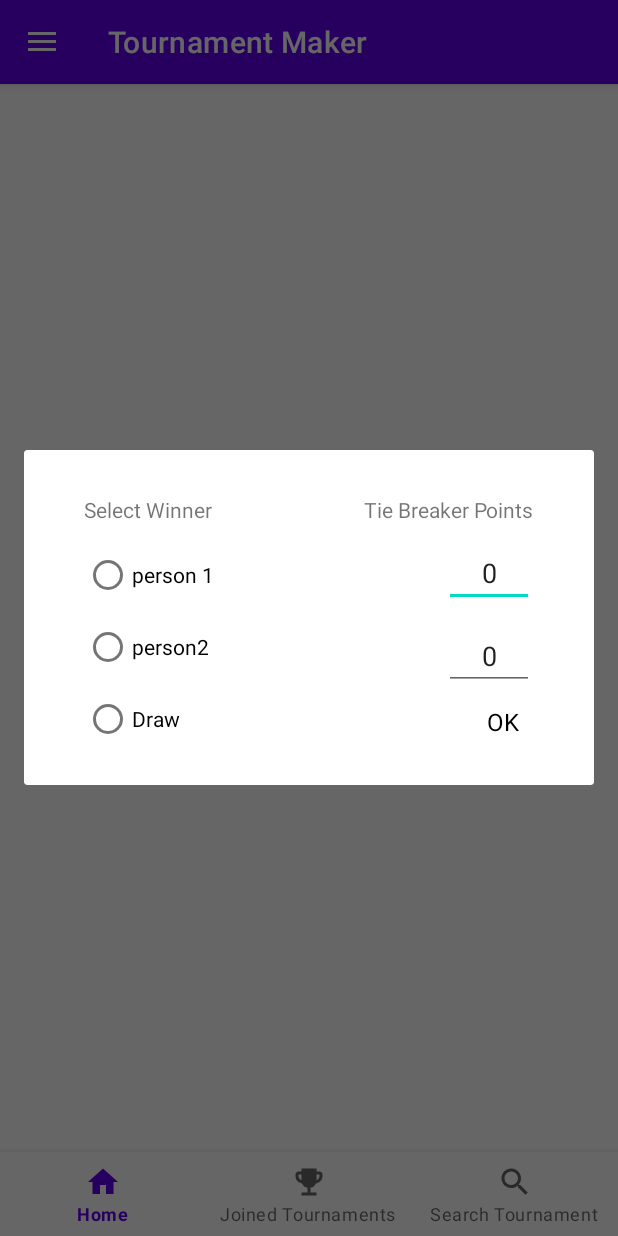
After one commit to bhargav-18/TournamentMaker, an Android app: the fragment EditResultDialogFragment placed in its activity, on a phone screen of 412 x 824 dp. The commit adds this screen. Run offline under Robolectric (Android 15) with nearby library versions, the phone set to English and light mode, and no system bars; our stand-ins replace Firebase (no records; nobody signed in at launch, a user with empty details on screens opened directly), navigation-ui; 3 statements that could not run were skipped.

Commit message:
winner update

```diff
--- a/app/src/main/java/com/example/tournamentmaker/data/entity/Tournament.kt
+++ b/app/src/main/java/com/example/tournamentmaker/data/entity/Tournament.kt
@@ -15,5 +15,6 @@ data class Tournament(
     val maxPersons: Int = 0,
     val persons: ArrayList<String> = arrayListOf(),
     val host: String = "",
-    val matches: ArrayList<Map<String, Map<String, Map<String, String>>>> = arrayListOf()
+    val matches: ArrayList<Map<String, Map<String, Map<String, String>>>> = arrayListOf(),
+    val results: ArrayList<Map<String, Map<String, Float>>> = arrayListOf()
 )
--- /dev/null
+++ b/app/src/main/java/com/example/tournamentmaker/mainactivity/mainfragments/ui/editresultdialogfragment/EditResultDialogFragment.kt
@@ -0,0 +1,136 @@
+package com.example.tournamentmaker.mainactivity.mainfragments.ui.editresultdialogfragment
+
+import android.os.Bundle
+import android.view.View
+import android.view.ViewGroup
+import android.view.WindowManager
+import androidx.constraintlayout.widget.ConstraintLayout
+import androidx.fragment.app.DialogFragment
+import androidx.navigation.fragment.navArgs
+import com.example.tournamentmaker.R
+import com.example.tournamentmaker.data.entity.Tournament
+import com.example.tournamentmaker.data.entity.User
+import com.example.tournamentmaker.databinding.EditResultDialogBinding
+import com.google.firebase.firestore.FieldValue
+import com.google.firebase.firestore.FirebaseFirestore
+import kotlinx.coroutines.CoroutineScope
+import kotlinx.coroutines.Dispatchers
+import kotlinx.coroutines.launch
+import kotlinx.coroutines.tasks.await
+
+class EditResultDialogFragment : DialogFragment(R.layout.edit_result_dialog) {
+
+    private lateinit var binding: EditResultDialogBinding
+    private val args: EditResultDialogFragmentArgs by navArgs()
+    private val tournaments = FirebaseFirestore.getInstance().collection("tournaments")
+    private val users = FirebaseFirestore.getInstance().collection("users")
+
+    override fun onResume() {
+        super.onResume()
+        val params: ViewGroup.LayoutParams = dialog!!.window!!.attributes
+        params.width = ConstraintLayout.LayoutParams.MATCH_PARENT
+        params.height = ConstraintLayout.LayoutParams.WRAP_CONTENT
+        dialog!!.window!!.attributes = params as WindowManager.LayoutParams
+    }
+
+
+    override fun onViewCreated(view: View, savedInstanceState: Bundle?) {
+        super.onViewCreated(view, savedInstanceState)
+
+        binding = EditResultDialogBinding.bind(view)
+
+        binding.apply {
+
+
+            CoroutineScope(Dispatchers.Main).launch {
+
+                val user1 =
+                    users.document(args.persons[0]).get().await()
+                        .toObject(User::class.java)!!
+                val user2 =
+                    users.document(args.persons[1])
+                        .get().await().toObject(User::class.java)!!
+
+                rbPerson1.text = user1.userName
+                rbPerson2.text = user2.userName
+
+            }
+
+            val position = args.persons[2]
+
+            var winner = ""
+
+            rgWinner.setOnCheckedChangeListener { _, checkedId ->
+
+                winner = when (checkedId) {
+                    R.id.rb_person1 -> {
+                        args.persons[0]
+                    }
+                    R.id.rb_person2 -> {
+                        args.persons[1]
+                    }
+                    else -> {
+                        "Draw"
+                    }
+                }
+
+            }
+
+            btnUpdateResult.setOnClickListener {
+
+                val map: Map<String, Map<String, Map<String, String>>> =
+                    mapOf(args.persons[0] to mapOf(args.persons[1] to mapOf("winner" to winner)))
+
+                CoroutineScope(Dispatchers.IO).launch {
+
+                    val tournament =
+                        tournaments.document(args.id).get().await()
+                            .toObject(Tournament::class.java)!!
+
+                    val matchesArray = tournament.matches
+
+                    matchesArray.removeAt(position.toInt())
+                    matchesArray.add(position.toInt(), map)
+
+                    tournaments.document(args.id)
+                        .update("matches", matchesArray).await()
+
+                    val resultsArray = tournament.results
+                    val newResultsArray: ArrayList<Map<String, Map<String, Float>>> = arrayListOf()
+
+                    var m: Map<String, Map<String, Float>>
+
+                    for (r in resultsArray) {
+                        if (r.keys.toList()[0] == args.persons[0] || r.keys.toList()[0] == args.persons[1]) {
+
+                            m = mutableMapOf(
+                                r.keys.toList()[0] to mapOf(
+                                    "played" to r.values.toList()[0].toList()[0].second + 1f,
+                                    "won" to if (winner == r.keys.toList()[0]) r.values.toList()[0].toList()[1].second + 1f else r.values.toList()[0].toList()[1].second,
+                                    "lost" to
+                                            if (winner != r.keys.toList()[0] && winner != "Draw") r.values.toList()[0].toList()[2].second + 1f else r.values.toList()[0].toList()[2].second,
+                                    "draw" to if (winner == "Draw") r.values.toList()[0].toList()[3].second + 1f else r.values.toList()[0].toList()[3].second,
+                                    "tieBreaker" to r.values.toList()[0].toList()[4].second + etPerson1Score.text.toString()
+                                        .toFloat()
+                                )
+                            )
+
+                            newResultsArray.add(m)
+
+                        } else {
+                            newResultsArray.add(r)
+                        }
+                    }
+
+                    tournaments.document(args.id)
+                        .update("results", resultsArray).await()
+
+                }
+
+                dialog?.dismiss()
+            }
+
+        }
+
+    }
+}
--- /dev/null
+++ b/app/src/main/res/layout/edit_result_dialog.xml
@@ -0,0 +1,91 @@
+<?xml version="1.0" encoding="utf-8"?>
+<androidx.constraintlayout.widget.ConstraintLayout xmlns:android="http://schemas.android.com/apk/res/android"
+    xmlns:app="http://schemas.android.com/apk/res-auto"
+    xmlns:tools="http://schemas.android.com/tools"
+    android:layout_width="match_parent"
+    android:layout_height="wrap_content"
+    android:padding="20dp"
+    tools:context=".mainactivity.mainfragments.ui.editresultdialogfragment.EditResultDialogFragment">
+
+    <TextView
+        android:id="@+id/tv_title_tb"
+        android:layout_width="wrap_content"
+        android:layout_height="wrap_content"
+        android:layout_marginTop="10dp"
+        android:layout_marginEnd="20dp"
+        android:text="Tie Breaker Points"
+        app:layout_constraintEnd_toEndOf="parent"
+        app:layout_constraintTop_toTopOf="parent" />
+
+    <RadioGroup
+        android:id="@+id/rg_winner"
+        android:layout_width="wrap_content"
+        android:layout_height="wrap_content"
+        android:layout_marginStart="20dp"
+        android:layout_marginTop="10dp"
+        app:layout_constraintStart_toStartOf="parent"
+        app:layout_constraintTop_toTopOf="parent">
+
+        <TextView
+            android:layout_width="wrap_content"
+            android:layout_height="wrap_content"
+            android:text="Select Winner" />
+
+        <RadioButton
+            android:id="@+id/rb_person1"
+            android:layout_width="wrap_content"
+            android:layout_height="wrap_content"
+            android:layout_marginTop="10dp"
+            android:text="person 1" />
+
+        <RadioButton
+            android:id="@+id/rb_person2"
+            android:layout_width="wrap_content"
+            android:layout_height="wrap_content"
+            android:text="person2" />
+
+        <RadioButton
+            android:id="@+id/rb_draw"
+            android:layout_width="wrap_content"
+            android:layout_height="wrap_content"
+            android:text="Draw" />
+
+    </RadioGroup>
+
+    <EditText
+        android:id="@+id/et_person1_score"
+        android:layout_width="60dp"
+        android:layout_height="wrap_content"
+        android:layout_marginTop="10dp"
+        android:layout_marginEnd="20dp"
+        android:gravity="center"
+        android:inputType="number"
+        android:text="0"
+        app:layout_constraintEnd_toEndOf="parent"
+        app:layout_constraintTop_toBottomOf="@id/tv_title_tb" />
+
+    <EditText
+        android:id="@+id/et_person2_score"
+        android:layout_width="60dp"
+        android:layout_height="wrap_content"
+        android:layout_marginTop="10dp"
+        android:layout_marginEnd="20dp"
+        android:gravity="center"
+        android:inputType="number"
+        android:text="0"
+        app:layout_constraintEnd_toEndOf="parent"
+        app:layout_constraintTop_toBottomOf="@id/et_person1_score" />
+
+    <TextView
+        android:id="@+id/btn_update_result"
+        android:layout_width="wrap_content"
+        android:layout_height="wrap_content"
+        android:layout_marginTop="10dp"
+        android:layout_marginEnd="30dp"
+        android:text="OK"
+        android:textColor="@color/black"
+        android:textSize="16sp"
+        app:layout_constraintEnd_toEndOf="parent"
+        app:layout_constraintTop_toBottomOf="@id/et_person2_score" />
+
+</androidx.constraintlayout.widget.ConstraintLayout>
--- a/app/src/main/res/navigation/nav_graph_main.xml
+++ b/app/src/main/res/navigation/nav_graph_main.xml
@@ -138,12 +138,23 @@
         android:id="@+id/resultsFragment"
         android:name="com.example.tournamentmaker.mainactivity.mainfragments.ui.results.ResultsFragment"
         android:label="Results"
-        tools:layout="@layout/fragment_results" />
+        tools:layout="@layout/fragment_results" >
+        <argument
+            android:name="id"
+            app:argType="string" />
+        <action
+            android:id="@+id/action_resultsFragment_to_editResultDialogFragment"
+            app:destination="@id/editResultDialogFragment" />
+    </fragment>
     <fragment
         android:id="@+id/standingsFragment"
         android:name="com.example.tournamentmaker.mainactivity.mainfragments.ui.standings.StandingsFragment"
         android:label="Standings"
-        tools:layout="@layout/fragment_standings" />
+        tools:layout="@layout/fragment_standings" >
+        <argument
+            android:name="id"
+            app:argType="string" />
+    </fragment>
     <dialog
         android:id="@+id/tournamentAccessDetailsDialogFragment"
         android:name="com.example.tournamentmaker.mainactivity.mainfragments.ui.tournamentaccessdetailsdialog.TournamentAccessDetailsDialogFragment"
@@ -168,4 +179,16 @@
             android:name="id"
             app:argType="string" />
     </fragment>
+    <dialog
+        android:id="@+id/editResultDialogFragment"
+        android:name="com.example.tournamentmaker.mainactivity.mainfragments.ui.editresultdialogfragment.EditResultDialogFragment"
+        android:label="edit_result_dialog"
+        tools:layout="@layout/edit_result_dialog" >
+        <argument
+            android:name="persons"
+            app:argType="string[]" />
+        <argument
+            android:name="id"
+            app:argType="string" />
+    </dialog>
 </navigation>
```
Also changed, not shown: app/src/main/java/com/example/tournamentmaker/adapter/ResultsAdapter.kt (added, +119 -0 lines), app/src/main/java/com/example/tournamentmaker/mainactivity/mainfragments/ui/creatematches/CreateMatchesFragment.kt (+29 -9 lines), app/src/main/java/com/example/tournamentmaker/mainactivity/mainfragments/ui/results/ResultsFragment.kt (+55 -0 lines), app/src/main/java/com/example/tournamentmaker/mainactivity/mainfragments/ui/setuptournament/SetupTournamentFragment.kt (+10 -2 lines), app/src/main/res/drawable/ic_edit.xml (added, +10 -0 lines), app/src/main/res/layout/fragment_results.xml (+10 -1 lines), app/src/main/res/layout/list_items_result.xml (added, +70 -0 lines).
